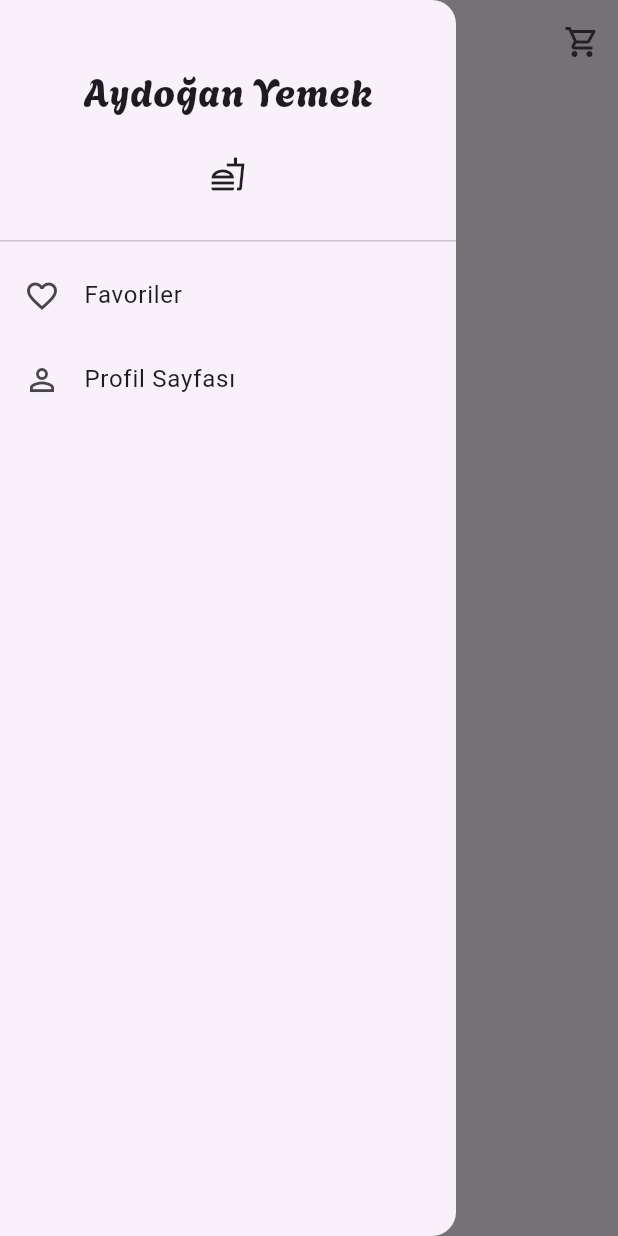
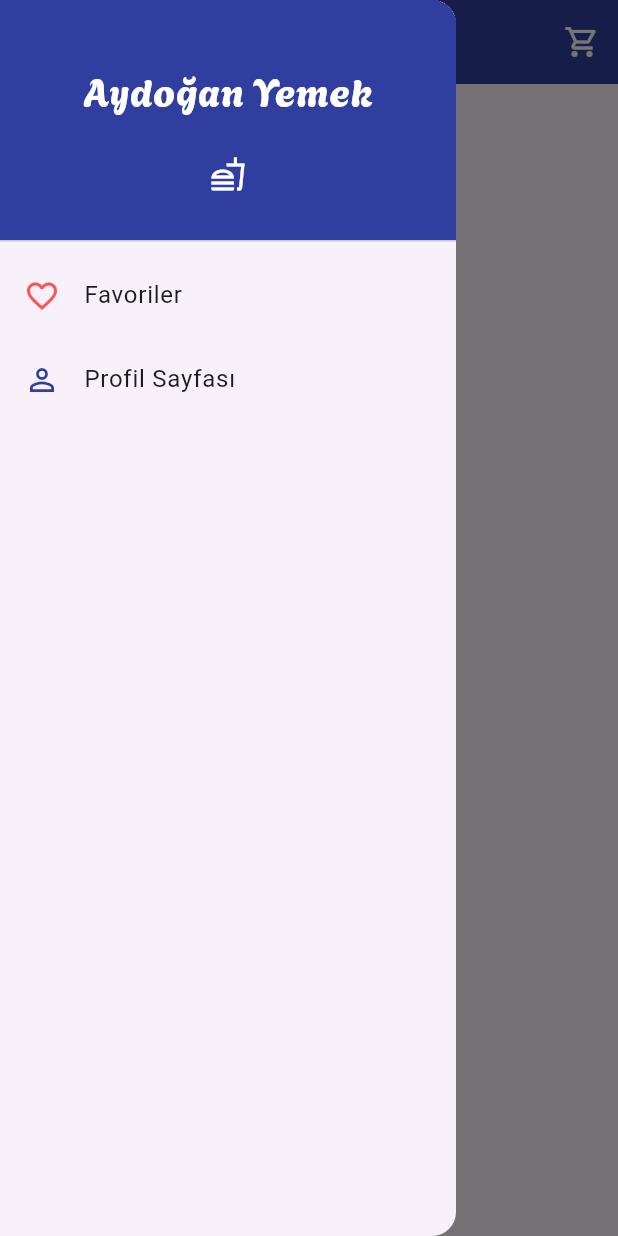
Before and after one commit to abdullah-aydogan/food-app, a Flutter app: the screen it shows after launch, with the side drawer open, on a phone screen of 412 x 824 dp. Run offline on Flutter 3.47's test engine with Material 2 defaults, Android fonts, the phone set to English and light mode, and no system bars; our stand-ins replace dio, flutter_bloc, sqflite; accounts and stored records are empty; network calls fail.

Commit message:
design colorings

```diff
--- /dev/null
+++ b/lib/ui/colors.dart
@@ -0,0 +1,4 @@
+import 'dart:ui';
+
+var primaryColor = const Color(0xFF303F9F);
+var secondaryColor = const Color(0xFFFF5252);
--- a/lib/ui/views/cart_page.dart
+++ b/lib/ui/views/cart_page.dart
@@ -1,6 +1,7 @@
 import 'package:flutter/material.dart';
 import 'package:flutter_bloc/flutter_bloc.dart';
 import 'package:food_app/data/entity/cart.dart';
+import 'package:food_app/ui/colors.dart';
 import 'package:food_app/ui/cubit/cart_page_cubit.dart';
 
 class CartPage extends StatefulWidget {
@@ -27,6 +28,8 @@ class _CartPageState extends State<CartPage> {
   Widget build(BuildContext context) {
     return Scaffold(
       appBar: AppBar(
+        backgroundColor: primaryColor,
+        foregroundColor: Colors.white,
         title: const Text("Sepetteki Yemekler", style: TextStyle(fontFamily: "Agbalumo")),
         centerTitle: true,
         actions: [
@@ -91,7 +94,7 @@ class _CartPageState extends State<CartPage> {
                                   Navigator.of(context).popUntil((route) => route.isFirst);
                                 }
                               },
-                              icon: const Icon(Icons.delete_outline),
+                              icon: Icon(Icons.delete_outline, color: secondaryColor),
                             ),
                           ],
                         ),
--- a/lib/ui/views/home_page.dart
+++ b/lib/ui/views/home_page.dart
@@ -1,6 +1,7 @@
 import 'package:flutter/material.dart';
 import 'package:flutter_bloc/flutter_bloc.dart';
 import 'package:food_app/data/entity/foods.dart';
+import 'package:food_app/ui/colors.dart';
 import 'package:food_app/ui/cubit/home_page_cubit.dart';
 import 'package:food_app/ui/views/cart_page.dart';
 import 'package:food_app/ui/views/detail_page.dart';
@@ -34,6 +35,8 @@ class _HomePageState extends State<HomePage> {
 
     return Scaffold(
       appBar: AppBar(
+        backgroundColor: primaryColor,
+        foregroundColor: Colors.white,
         title: const Text("Aydoğan Yemek", style: TextStyle(fontFamily: "Agbalumo")),
         centerTitle: true,
         actions: [
@@ -121,26 +124,29 @@ class _HomePageState extends State<HomePage> {
         child: ListView(
           padding: EdgeInsets.zero,
           children: [
-            const DrawerHeader(
-              child: Column(
+            DrawerHeader(
+              decoration: BoxDecoration(
+                color: primaryColor
+              ),
+              child: const Column(
                 mainAxisAlignment: MainAxisAlignment.spaceEvenly,
                 children: [
-                  Text("Aydoğan Yemek", style: TextStyle(fontFamily: "Agbalumo", fontSize: 26),
+                  Text("Aydoğan Yemek", style: TextStyle(fontFamily: "Agbalumo", fontSize: 26, color: Colors.white),
                     textAlign: TextAlign.center
                   ),
-                  Icon(Icons.fastfood_outlined),
+                  Icon(Icons.fastfood_outlined, color: Colors.white),
                 ],
               ),
             ),
             ListTile(
-              leading: const Icon(Icons.favorite_outline),
+              leading: Icon(Icons.favorite_outline, color: secondaryColor),
               title: const Text("Favoriler"),
               onTap: () {
                 Navigator.push(context, MaterialPageRoute(builder: (context) => const FavoritesPage()));
               },
             ),
             ListTile(
-              leading: const Icon(Icons.person_outline),
+              leading: Icon(Icons.person_outline, color: primaryColor),
               title: const Text("Profil Sayfası"),
               onTap: () {
                 Navigator.push(context, MaterialPageRoute(builder: (context) => const ProfilePage()));
```
Also changed, not shown: lib/ui/views/detail_page.dart (+11 -7 lines), lib/ui/views/favorites_page.dart (+5 -2 lines), lib/ui/views/profile_page.dart (+5 -3 lines).
